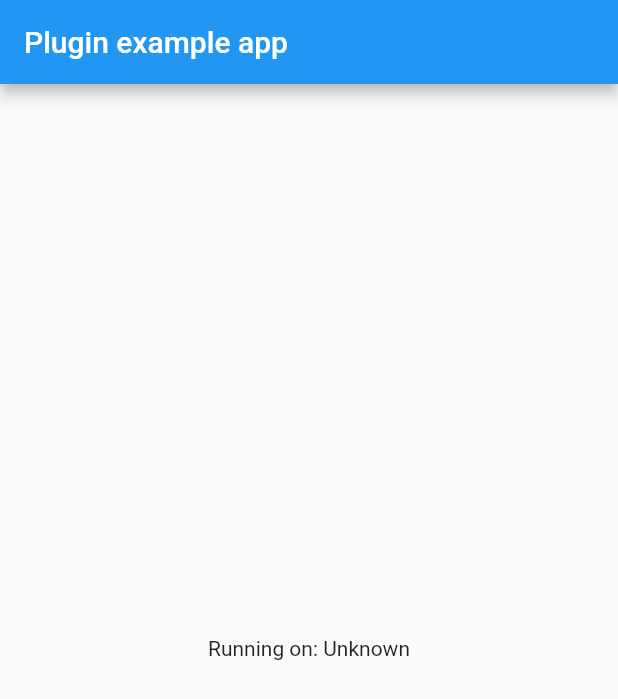
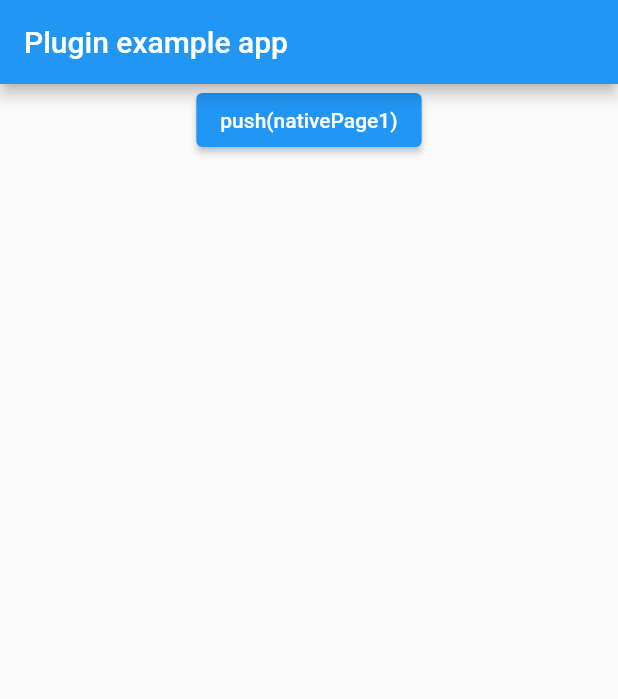
Before and after one commit to Sunbreak/t_stack, a Flutter app: the screen it shows after launch, on a phone screen of 412 x 824 dp. Shown: the top 699 px of the screen. Run offline on Flutter 3.47's test engine with Material 2 defaults, Android fonts, the phone set to English and light mode, and no system bars.

Commit message:
feat: Add push(routeName) for Flutter to native
Signed-off-by: Sunbreak <sunbreak.wang@gmail.com>

```diff
--- a/example/lib/main.dart
+++ b/example/lib/main.dart
@@ -1,7 +1,4 @@
 import 'package:flutter/material.dart';
-import 'dart:async';
-
-import 'package:flutter/services.dart';
 import 'package:t_stack/t_stack.dart';
 
 void main() {
@@ -14,34 +11,6 @@ class MyApp extends StatefulWidget {
 }
 
 class _MyAppState extends State<MyApp> {
-  String _platformVersion = 'Unknown';
-
-  @override
-  void initState() {
-    super.initState();
-    initPlatformState();
-  }
-
-  // Platform messages are asynchronous, so we initialize in an async method.
-  Future<void> initPlatformState() async {
-    String platformVersion;
-    // Platform messages may fail, so we use a try/catch PlatformException.
-    try {
-      platformVersion = await TStack.platformVersion;
-    } on PlatformException {
-      platformVersion = 'Failed to get platform version.';
-    }
-
-    // If the widget was removed from the tree while the asynchronous platform
-    // message was in flight, we want to discard the reply rather than calling
-    // setState to update our non-existent appearance.
-    if (!mounted) return;
-
-    setState(() {
-      _platformVersion = platformVersion;
-    });
-  }
-
   @override
   Widget build(BuildContext context) {
     return MaterialApp(
@@ -50,7 +19,16 @@ class _MyAppState extends State<MyApp> {
           title: const Text('Plugin example app'),
         ),
         body: Center(
-          child: Text('Running on: $_platformVersion\n'),
+          child: Column(
+            children: [
+              ElevatedButton(
+                child: Text('push(nativePage1)'),
+                onPressed: () {
+                  TStack.push('nativePage1');
+                },
+              )
+            ],
+          ),
         ),
       ),
     );
--- a/lib/t_stack.dart
+++ b/lib/t_stack.dart
@@ -1,14 +1,18 @@
-
 import 'dart:async';
 
 import 'package:flutter/services.dart';
 
+const String kMethodActionToNative = "methodActionToNative";
+
+const String kActionPush = "push";
+
 class TStack {
-  static const MethodChannel _channel =
-      const MethodChannel('t_stack');
+  static const MethodChannel _channel = const MethodChannel('t_stack');
 
-  static Future<String> get platformVersion async {
-    final String version = await _channel.invokeMethod('getPlatformVersion');
-    return version;
+  static Future<void> push(String routeName) async {
+    await _channel.invokeMethod(kMethodActionToNative, {
+      'routeName': routeName,
+      'action': kActionPush,
+    });
   }
 }
```
